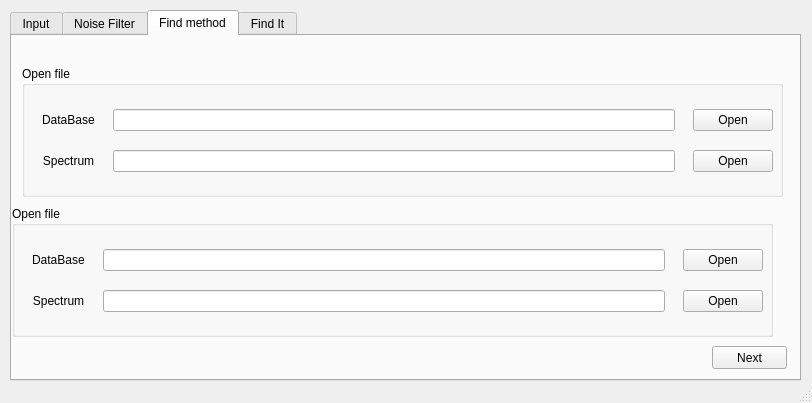
danielefil/MCircus_GUI, file MassCircus_GUI_6.ui: the form before one commit.
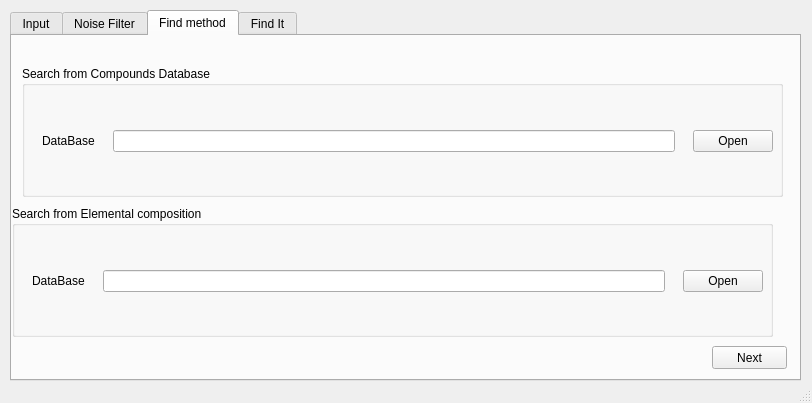
The form after the commit. The open tabs and pages were chosen to show the change.

```diff
--- a/MassCircus_GUI_6.ui
+++ b/MassCircus_GUI_6.ui
@@ -297,7 +297,7 @@
        </rect>
       </property>
       <property name="title">
-       <string>Open file</string>
+       <string>Search from Compounds Database</string>
       </property>
       <property name="flat">
        <bool>false</bool>
@@ -331,42 +331,13 @@
           </property>
          </widget>
         </item>
-        <item row="1" column="0">
-         <widget class="QLabel" name="SP_label_2">
-          <property name="frameShape">
-           <enum>QFrame::NoFrame</enum>
-          </property>
-          <property name="frameShadow">
-           <enum>QFrame::Plain</enum>
-          </property>
-          <property name="text">
-           <string>Spectrum</string>
-          </property>
-          <property name="scaledContents">
-           <bool>false</bool>
-          </property>
-          <property name="alignment">
-           <set>Qt::AlignCenter</set>
-          </property>
-         </widget>
-        </item>
-        <item row="0" column="0">
-         <widget class="QLabel" name="DB_label_2">
-          <property name="text">
-           <string>DataBase</string>
-          </property>
-         </widget>
-        </item>
         <item row="0" column="1">
          <widget class="QLineEdit" name="DB_line_2"/>
         </item>
-        <item row="1" column="1">
-         <widget class="QLineEdit" name="SP_line_2"/>
-        </item>
-        <item row="1" column="2">
-         <widget class="QPushButton" name="openSP_button_2">
+        <item row="0" column="0">
+         <widget class="QLabel" name="DB_label_2">
           <property name="text">
-           <string>Open</string>
+           <string>DataBase</string>
           </property>
          </widget>
         </item>
@@ -383,7 +354,7 @@
        </rect>
       </property>
       <property name="title">
-       <string>Open file</string>
+       <string>Search from Elemental composition</string>
       </property>
       <property name="flat">
        <bool>false</bool>
@@ -417,42 +388,13 @@
           </property>
          </widget>
         </item>
-        <item row="1" column="0">
-         <widget class="QLabel" name="SP_label_4">
-          <property name="frameShape">
-           <enum>QFrame::NoFrame</enum>
-          </property>
-          <property name="frameShadow">
-           <enum>QFrame::Plain</enum>
-          </property>
-          <property name="text">
-           <string>Spectrum</string>
-          </property>
-          <property name="scaledContents">
-           <bool>false</bool>
-          </property>
-          <property name="alignment">
-           <set>Qt::AlignCenter</set>
-          </property>
-         </widget>
-        </item>
-        <item row="0" column="0">
-         <widget class="QLabel" name="DB_label_3">
-          <property name="text">
-           <string>DataBase</string>
-          </property>
-         </widget>
-        </item>
         <item row="0" column="1">
          <widget class="QLineEdit" name="DB_line_3"/>
         </item>
-        <item row="1" column="1">
-         <widget class="QLineEdit" name="SP_line_3"/>
-        </item>
-        <item row="1" column="2">
-         <widget class="QPushButton" name="openSP_button_3">
+        <item row="0" column="0">
+         <widget class="QLabel" name="DB_label_3">
           <property name="text">
-           <string>Open</string>
+           <string>DataBase</string>
           </property>
          </widget>
         </item>
```
Left out of the diff: 2 changed lines with no effect on the pictures.
